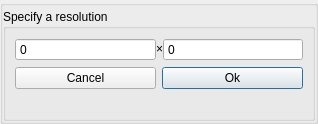
Old version of the form src/display/qt/dialogs/ui/resolution_dialog.ui in the repository mrehkopf/vcs.
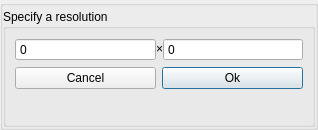
New version of the form.

```diff
--- a/src/display/qt/dialogs/ui/resolution_dialog.ui
+++ b/src/display/qt/dialogs/ui/resolution_dialog.ui
@@ -7,7 +7,7 @@
     <x>0</x>
     <y>0</y>
     <width>318</width>
-    <height>124</height>
+    <height>130</height>
    </rect>
   </property>
   <property name="windowTitle">
```
Left out of the diff: 3 changed lines with no effect on the pictures.
